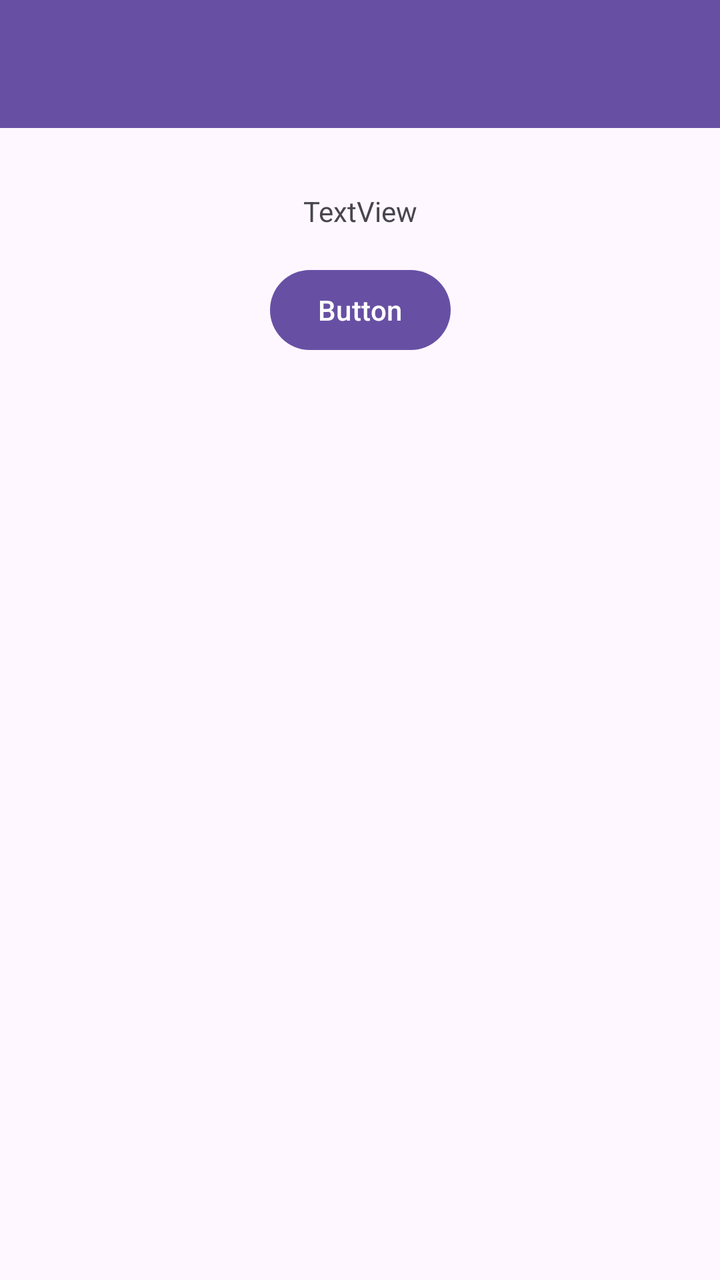
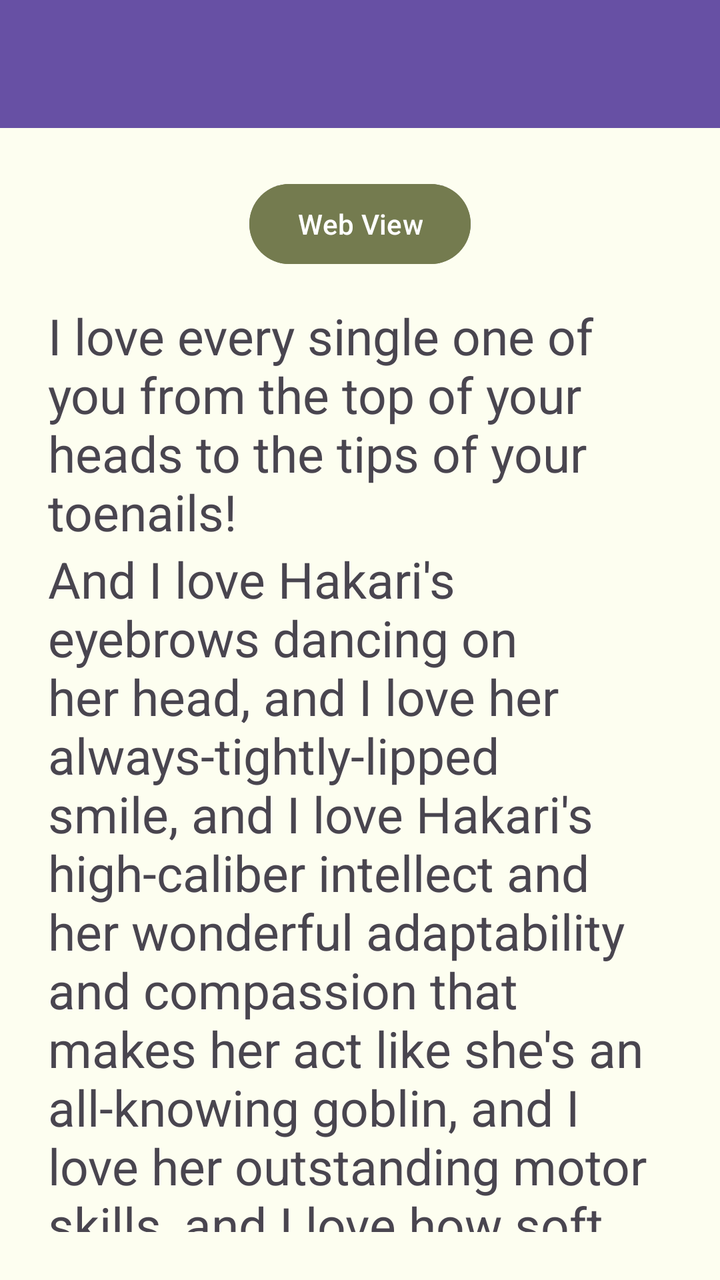

The first picture is an Android layout as it rendered before a commit; the second is the same layout after the commit. The layout source and the unified diff follow.
<!-- AndroidManifest.xml: application theme Theme.Sherine_TIA -->
<!-- res/layout/activity_lima.xml -->
<?xml version="1.0" encoding="utf-8"?>
<androidx.constraintlayout.widget.ConstraintLayout xmlns:android="http://schemas.android.com/apk/res/android"
    xmlns:app="http://schemas.android.com/apk/res-auto"
    xmlns:tools="http://schemas.android.com/tools"
    android:id="@+id/main"
    android:layout_width="match_parent"
    android:layout_height="match_parent"
    tools:context=".p5.LimaActivity">

    <androidx.appcompat.widget.Toolbar
        android:id="@+id/toolbar"
        android:layout_width="match_parent"
        android:layout_height="?attr/actionBarSize"
        android:background="?attr/colorPrimary"
        android:theme="@style/ThemeOverlay.AppCompat.Dark.ActionBar"
        app:layout_constraintEnd_toEndOf="parent"
        app:layout_constraintStart_toStartOf="parent"
        app:layout_constraintTop_toTopOf="parent"
        app:popupTheme="@style/ThemeOverlay.AppCompat.Light" />

    <TextView
        android:id="@+id/textView4"
        android:layout_width="wrap_content"
        android:layout_height="wrap_content"
        android:layout_marginTop="32dp"
        android:text="TextView"
        app:layout_constraintEnd_toEndOf="parent"
        app:layout_constraintStart_toStartOf="parent"
        app:layout_constraintTop_toBottomOf="@id/toolbar" />

    <Button
        android:id="@+id/button"
        android:layout_width="wrap_content"
        android:layout_height="wrap_content"
        android:layout_marginTop="16dp"
        android:text="Button"
        app:layout_constraintEnd_toEndOf="parent"
        app:layout_constraintStart_toStartOf="parent"
        app:layout_constraintTop_toBottomOf="@id/textView4" />

</androidx.constraintlayout.widget.ConstraintLayout>
<!-- resources referenced by this layout -->
<resources>
  <style name="Theme.Sherine_TIA" parent="Base.Theme.Sherine_TIA" />
  <style name="Base.Theme.Sherine_TIA" parent="Theme.Material3.DayNight.NoActionBar">
          
          
      </style>
</resources>

<!-- the commit's change to res/layout/activity_lima.xml (unified diff, before → after) -->
@@ -1,41 +1,65 @@
 <?xml version="1.0" encoding="utf-8"?>
-<androidx.constraintlayout.widget.ConstraintLayout xmlns:android="http://schemas.android.com/apk/res/android"
+<androidx.coordinatorlayout.widget.CoordinatorLayout xmlns:android="http://schemas.android.com/apk/res/android"
     xmlns:app="http://schemas.android.com/apk/res-auto"
     xmlns:tools="http://schemas.android.com/tools"
     android:id="@+id/main"
     android:layout_width="match_parent"
     android:layout_height="match_parent"
+    android:background="@color/bgColour"
     tools:context=".p5.LimaActivity">
 
-    <androidx.appcompat.widget.Toolbar
-        android:id="@+id/toolbar"
+    <com.google.android.material.appbar.AppBarLayout
+        android:id="@+id/appBar"
         android:layout_width="match_parent"
-        android:layout_height="?attr/actionBarSize"
-        android:background="?attr/colorPrimary"
-        android:theme="@style/ThemeOverlay.AppCompat.Dark.ActionBar"
-        app:layout_constraintEnd_toEndOf="parent"
-        app:layout_constraintStart_toStartOf="parent"
-        app:layout_constraintTop_toTopOf="parent"
-        app:popupTheme="@style/ThemeOverlay.AppCompat.Light" />
+        android:layout_height="wrap_content">
 
-    <TextView
-        android:id="@+id/textView4"
-        android:layout_width="wrap_content"
-        android:layout_height="wrap_content"
-        android:layout_marginTop="32dp"
-        android:text="TextView"
-        app:layout_constraintEnd_toEndOf="parent"
-        app:layout_constraintStart_toStartOf="parent"
-        app:layout_constraintTop_toBottomOf="@id/toolbar" />
+        <androidx.appcompat.widget.Toolbar
+            android:id="@+id/toolbar"
+            android:layout_width="match_parent"
+            android:layout_height="?attr/actionBarSize"
+            android:background="?attr/colorPrimary"
+            android:theme="@style/ThemeOverlay.AppCompat.Dark.ActionBar"
+            app:layout_constraintEnd_toEndOf="parent"
+            app:layout_constraintStart_toStartOf="parent"
+            app:layout_constraintTop_toTopOf="parent"
+            app:layout_scrollFlags="enterAlways"
+            app:popupTheme="@style/ThemeOverlay.AppCompat.Light" />
 
-    <Button
-        android:id="@+id/button"
-        android:layout_width="wrap_content"
-        android:layout_height="wrap_content"
-        android:layout_marginTop="16dp"
-        android:text="Button"
-        app:layout_constraintEnd_toEndOf="parent"
-        app:layout_constraintStart_toStartOf="parent"
-        app:layout_constraintTop_toBottomOf="@id/textView4" />
+    </com.google.android.material.appbar.AppBarLayout>
 
-</androidx.constraintlayout.widget.ConstraintLayout>
+    <androidx.core.widget.NestedScrollView
+        android:layout_width="match_parent"
+        android:layout_height="match_parent"
+        android:padding="24dp"
+        app:layout_behavior="@string/appbar_scrolling_view_behavior">
+
+        <LinearLayout
+            android:layout_width="match_parent"
+            android:layout_height="wrap_content"
+            android:gravity="center_horizontal"
+            android:orientation="vertical">
+
+            <Button
+                android:id="@+id/btnWebView"
+                android:layout_width="wrap_content"
+                android:layout_height="wrap_content"
+                android:layout_marginBottom="15dp"
+                android:backgroundTint="@color/button"
+                android:text="Web View" />
+
+            <TextView
+                android:layout_width="match_parent"
+                android:layout_height="wrap_content"
+                android:text="I love every single one of you from the top of your heads to the tips of your toenails!"
+                android:textSize="25dp" />
+
+            <TextView
+                android:layout_width="match_parent"
+                android:layout_height="wrap_content"
+                android:text="And I love Hakari's eyebrows dancing on her head, and I love her always-tightly-lipped smile, and I love Hakari's high-caliber intellect and her wonderful adaptability and compassion that makes her act like she's an all-knowing goblin, and I love her outstanding motor skills, and I love how soft and fluffy Shizuka-chan's hair is, and I love how sweet Shizuka-chan's voice is, and I love the neat suits that Hahari-san wears that match her perfectly, and I love how frantically affectionate Shizuka-chan is, and I love the way Karane dyes her lips after we kiss, and I love her spitting-award clan, and I love how sensitive Shizuka-chan is when she wants to apologize, and I love how Karane can revive a deadbeat apathy, and I love the way Nano looks with sweet droopy down-her-bot-eyes, and I love the way Shizuka-chan's fluffy hair makes her look light as a feather, and I love how Mei-san loves enjoying what I love, the way Mei-san says 'Master' my heart beats so loud my ears loud, and I love Mei-san's white female, and my moment is restored, and I love her beautiful cat ears, and I love how Shizuka-chan is at times, and I love the way Kusuri-senpai says 'Yep yep' at the end of everything, and I love Nano's beautiful slender eyebrows, and I love how Shizuka-chan mates with any, I love her amazing brain power, and I love Mei-san's glowing black hair, and I love Hakari's devious teasing smile, and I love how Nano says 'I will refuse' no matter what, and I love Hahari-san's soft soulful breasts, and I love how Hahari-san acts so cherished even when she's being bad, and I love how I can always smile whenever I look at Mei-san's truly happy... and I love the soft and smooth luscious food of, and I love how dear Kusuri-senpai is when she's so sweet and affectionate, and I love Nano's bold courage, and I love the way all my girls devote entirely into helping others down to her very soul, and I love Kusuri-senpai's sweet little straw hat, and I love Nano's silly face, and I love how Hahari-san is constantly particular when she's feeling all relaxed, and I love the way Mei-san's classical behavior smile can be so perfectly that it's almost scary, and I love her curves is just so perfectly fit my hand, and I love the way Hahari-san will weep and tantrums around even despite her own happiness, and I love how there's nothing faintly extraordinary to Hahari-san's highly feminine heels, and I love Hakari's tall and slightly tense like she's a model, and I love how all uses 'bonj' as her first period bedroom, and I love Shizuka-chan's almost delight short length, and I love the way Nano's tail bends and excites, and I love Hahari-san's love for Shizuka-chan, and I love how Mei-san will remote promise to be truthful, and I love her sweet manner shown only when we are alone, and I love Hahari-san's beautiful savavo slanted eyes, and I love that Hahari-san is older than us even though she looks like a girl, and I love that Hahari-san doesn't talk much but still loves all of us all the same, and I love how Mei is a pioneer on the manga title, and I love how Shizuka-chan is to everybody, and I love Hahari-san's sweet and effusive confession, and I love how Shizuka-chan's loud confession heated her into an integrated water dragon out of her shyness, and I love the way I can feel how cool Mei-san is even the part of her that's kind of a mood killer, and I love how Hakari's confession is surprisingly fancy foods, and I love the many pliant faces that Shizuka-chan makes, and I love the way Mei-san's tears wear down her faces, and I love how Shizuka-chan pokes her head out of the fluffy coat, and I love how Kusuri-senpai is typically somewhat taller than me when it's time for confessing our love when she needs to... and I love how Hakari is typically sensible but is always character out can at times be pretty accident-prone, and I love how Shizuka-chan's sweet little hand is always so soothing to hold, and I love Mei-san's very delicate hands, and I love the glow of Shizuka-chan's eyes, and I love how Hakari is still thinking about others even when her heart is about to burst out after a meal, and I love the strength of heart that Hahari-san has, and I love 'no beauty' as much as her flaps confessing aloud know very well that I love the way Nano's tongue flinch each time in the wronged mouth, and I love her mole at the slant of her cheek, and I love her respect for crazy teases, and I love how Hahari-san offers her hand dental deficit to her mother, and I love how Shizuka-chan proudly high-fives me sometimes, and I love the way Hahari-san loves everyone with her entire heart, and I love Mei-san's perfectly matched jet-black hair, and I love how Kusuri-senpai still has, and I love the view of Hahari-san's beautiful back that we get because of her ponytail, and I love Hahari-san's deep-set blue eye lashes, and I love how Nano gets into her dr dress like a real slightly sloppy on her ties, and I love Shizuka-chan dropping wallpapers, and I love Kusuri-senpai's slightly sway hips, and I love the way Mei-san's pets ride on her fluff, and I love Hahari-san's classy garments, and I love perfectly fitting suits, and I love how Hahari-san has to drag on her absolute petit-toes in order to kiss me, and I love Nano's slender figure, and I love the delicate 'off of war' that attends from cloud-like heights, and I love the way Nano is capable of producing effective quality monologues of the mind, and I love the portraits that you give me, and I love the way Shizuka-chan always makes utmost intense best confession, and I love the way Hahari-san is always paying attention to everyone else, and I love how Nano-chan is actually pretty hairy, all things considered, and I love the way we can absolutely never ever ever blame anybody else, and I love the way Kusuri's eyes light up and sparkle when she eats, and I love Hahari-san's loving thighs, and I love how Hahari-san can get along with typically anybody, and I love the way Mei-san can bring down a unny-bit sighted swimming war... and I love the way my legs could go totally weakly outrageous if she lets me hug her some more, and I love Mei-san's torn tights, and I love Mei-san's delicate hands, and I love all of her sweetness, and I love the very fine bone structure that Hahari-san has, and I love how Hahari-san hate the middle school we used to meet with me, and I love the way Nano confesses to me like her tender shy deep down mind, and I love her eye lashes, and I love to stay in our current, and I love how Hahari-san looks so relieved every time I wear my uniform well, and I love how Shizuka-chan loves me for who I am, and I love how we kissed that one time, and I love how close Shizuka-chan flies while holding my hand, and I love the fluff out of her coat, and I love how Mei-san droops her head every time she blushes, and I love Hahari-san's deep undying love for her daughter, and I love Shizuka-chan's sweet blushing sight, and I love 'no smile' best of all Hahari-san and its lovely silky hair and her beautiful stare face and fold-her cheeks with and delicate blushing that Kathy makes, and I love Hahari-san's big delicate soft eyelashes and her beautiful stare face and fold her cheeks with sincerity bleeding that Kathy makes, and I love Suquie-Nemuri-san's calm, cool and collected expression which quickly turns to her brand all limits for her confession, and I love the way Shizuka-chan can swallow even the most full cup of tea, and I love how Shizuka-chan feels so warm and lovely close to me, and I love the sexy reality more than any might under her skin, and I love the way Mei-san is nice to absolutely everybody, and I love the way Kusuri-senpai folds her eyes, and I love how Kusuri-senpai lets out a huge fat sigh of relief really... In short, I just love every single thing about every single one of you... I love every single one of you from the top of your heads to the tips of your toenails! And I love how Shizuka-chan always tries her hardest to help everyone even though she's small, and I love Hakari's diverse knowledge and her extremely high IQ, and I love Hakari's intelligence and wonderful adaptability and compassion that makes her act like a proper mature woman, and I love Mei-san's beautiful glossy silver hair that flows behind her, and I love the way Shizuka-chan's sticky out hair stands out against all the other hair, and I love how Shizuka-chan's pretty hands make me want to hold them all day, and I love how the Kusuri's love overflows so much it even started to blind me, and I love how Hakari-san has learned to accept everything of me fully, and I love Mei-san's comely sensible eyes, and I love Hahari-san's unusually petite shoulders, and I love Nano's very smooth and perfectly delicate eyelashes, and I love Mei-san's very fluffy eyelashes, and I love her unusually small feet, and I love her unusually fluffy hair, and I love how Mei-san always smiles when he's around me, and I love the way Shizuka-chan's fluffy hair makes her look so sweet, and I love how Kusuri-senpai finally expressed her enthusiasm in overcome pros and fons, and I love Mei-san's enthusiasm for rice and deep appreciation for books and ingredients, and I love you best Kusuri when even for a moment your drug powers decrease or ceased, and I love how Shizuka-chan will listen to any order, even from me who is stronger than her, and I love Hahari-san's beautiful fluffy hair, and I love Nano's lovely smile, and I love how Kusuri-senpai is always dressed in her scrubs, and I love Nano's wonderful eye, and I love how Mei-san strives to fulfill any request to be delivered... and I love how Shizuka-chan has the sweetest voice, and how Shizuka-chan's delicate fluffy hair looks so shiny and soft, and I love the delicate cuteness shown in Shizuka-chan's eyes, and I love the cute ears that make me want to touch them sometimes, and I love the high collar Shizuka-chan likes to wear, and I love how much Kusuri-senpai tries to remind the order of the world as the straight man, and I love Nano's wonderful confession, and I love the little bit of mouth confessions shown, and I love Nano's general cool beauty everywhere you look and also her entire behavior, and I love how Shizuka-chan is, and I love how slowly Hakari is, and I love the way Shizuka-chan smells of wonderful flowers, and I love how much Mei-san loves handcuffs, and I love the little mouselike silent laugh that Nano has, and I love how Nano is with Hakari, and I love how Shizuka-chan can make agitated cuties with the best of them, and I love how completely unseemly white blouse is sometimes with how high her panties go to the teeth of this sweet young man I love about you, I love Shizuka-chan's cute dress, and I love Hakari's cute pictures she shows to Shizuka-chan, and I love Kusuri-senpai's neat award, and I love Hahari-san's sweet fluffy dress, and I love Mei-san's sensitive entire background, and I love Hahari-san's short black hair, and I love how much Mei-san says that she has a dragon, and I love her swimming suit, and I love Mei-san's delicate soft hands, and I love how much Mei-san is happy to love her even if she was born cute, and I love this speed my girl Shizuka-chan dresses up so cutely, and I love Shizuka-chan's matching head band, and I love how unusually blushing was given for her love, and I love the way Hahari-san was sensitive about dressing up cutely, and I love Mei-san's gentle voice, and I love how unusually Karane-chan was on her confession, and I love how Shizuka-chan tries everything ever... and I love the way Kusuri-senpai's hair is typically everything she has, and I love the way Nano can be randomly silly at times, and I love how big her waist is, and I love the way Hahari-san's breasts tickles so instinct that makes me want to say her, and I love how Hakari is a weird student, and I love Hahari-san's overall sensitive beauty, and I love the way Mei-san gets employed sweetly, and I love the different hair shadows that they have shown, and I love luscious little pink-like sinker, and I love how Hakari-san's nose is tightened a little, and I love Nano's cool eyes, and I love how fluffy Hakari's hair was entire drag, and I love how I can tell people that on top and all up on a pretty day in the month, and I love how Shizuka-chan smells like flowers, and I love how Hahari-san says my name and so on and so forth in a note, and I love how Hakari can sacrifice herself to death!"
+                android:textSize="25dp" />
+
+        </LinearLayout>
+    </androidx.core.widget.NestedScrollView>
+
+</androidx.coordinatorlayout.widget.CoordinatorLayout>
<!-- resource entries referenced after the edit -->
@@ -1,5 +1,7 @@
 <!-- resources referenced by this layout -->
 <resources>
+  <color name="bgColour">#FDFEF0</color>
+  <color name="button">#747B4F</color>
   <style name="Theme.Sherine_TIA" parent="Base.Theme.Sherine_TIA" />
   <style name="Base.Theme.Sherine_TIA" parent="Theme.Material3.DayNight.NoActionBar">
           
